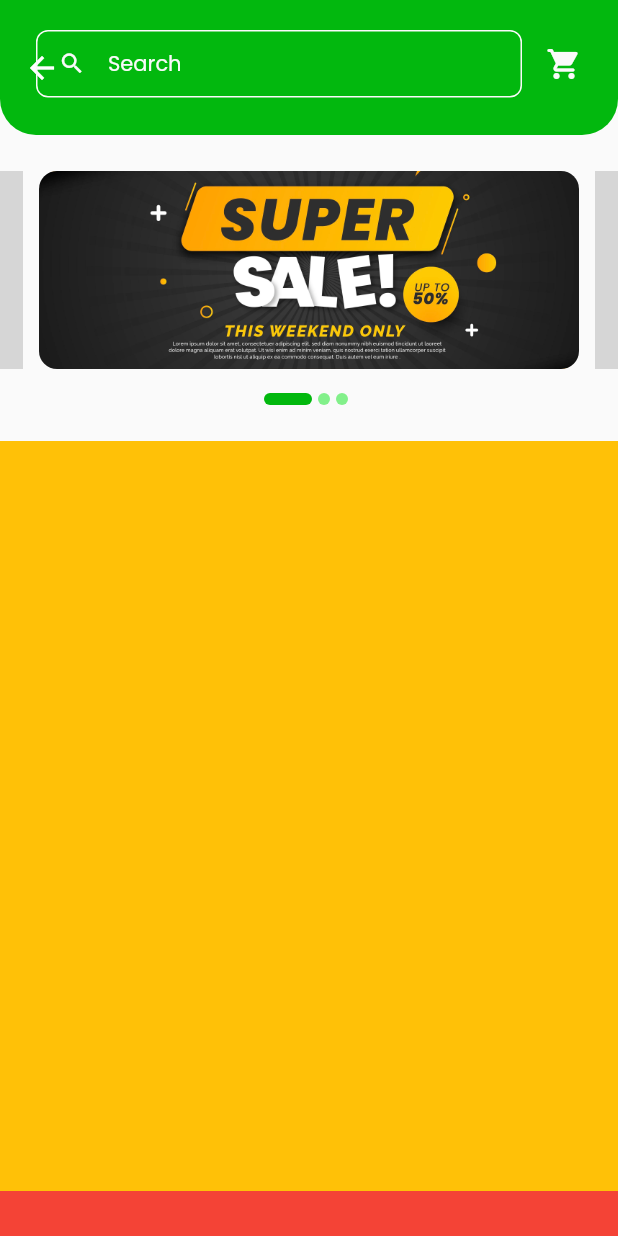
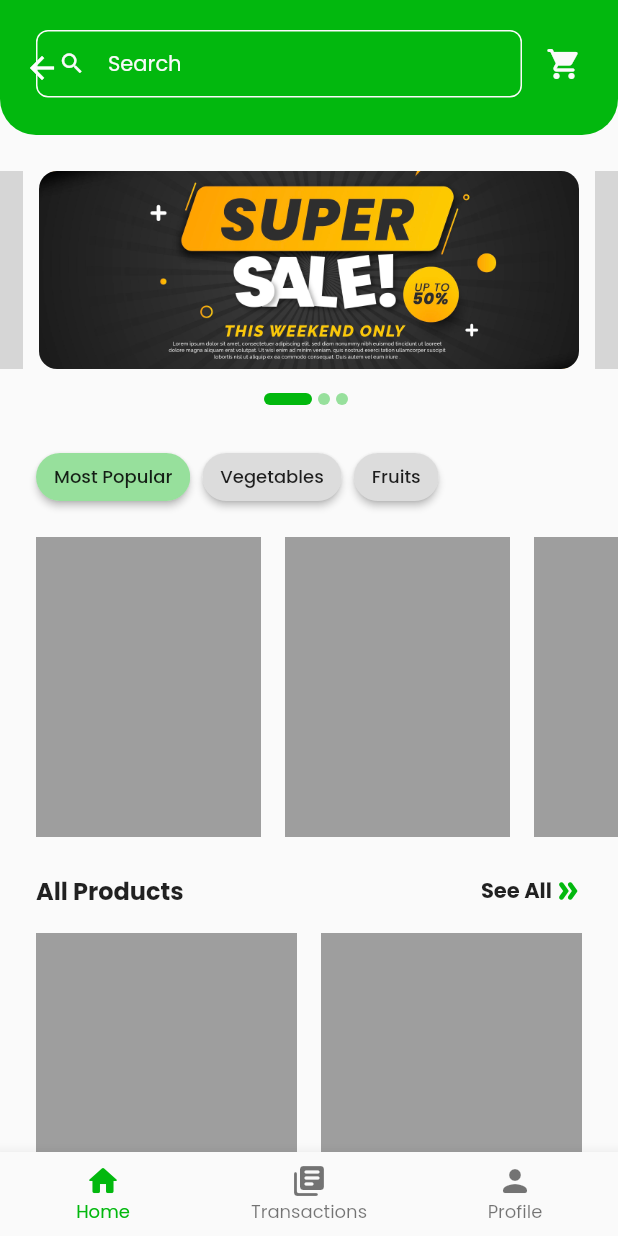
Before and after one commit to stanleymesa/segarbox_flutter, a Flutter app: the HomeView screen opened by its route, on a phone screen of 412 x 824 dp. Run offline on Flutter 3.47's test engine with Material 2 defaults, Android fonts, the phone set to English and light mode, and no system bars; our stand-ins replace get, google_fonts, lottie; grey boxes are pictures that could not be loaded.

Commit message:
Home Page 1.0

```diff
--- a/lib/app/modules/home/bindings/home_binding.dart
+++ b/lib/app/modules/home/bindings/home_binding.dart
@@ -1,4 +1,5 @@
 import 'package:get/get.dart';
+import 'package:segarbox_flutter/app/modules/home/controllers/transactions_controller.dart';
 
 import '../controllers/home_controller.dart';
 
@@ -8,5 +9,8 @@ class HomeBinding extends Bindings {
     Get.lazyPut<HomeController>(
       () => HomeController(),
     );
+    Get.lazyPut<TransactionsController>(
+      () => TransactionsController(),
+    );
   }
 }
--- a/lib/app/modules/home/controllers/home_controller.dart
+++ b/lib/app/modules/home/controllers/home_controller.dart
@@ -4,14 +4,24 @@ import 'package:segarbox_flutter/theme/theme.dart';
 import 'package:segarbox_flutter/utils/const.dart';
 
 class HomeController extends GetxController {
+  // Fading AppBar
   final ScrollController scrollC = ScrollController();
   final ratio = 0.0.obs;
+
+  // Carousel
   final List<String> carouselImages = [
     'assets/image/promo1.jpg',
     'assets/image/promo2.jpg',
     'assets/image/promo3.jpg',
   ];
   final carouselIndex = 0.obs;
+
+  // Chips
+  final List<String> chips = ['Most Popular', 'Vegetables', 'Fruits'];
+  final chipsIndex = 0.obs;
+
+  // Navigation Bar
+  final currentNavPage = 0.obs;
 
   @override
   void onInit() {
--- /dev/null
+++ b/lib/app/modules/home/controllers/profile_controller.dart
@@ -0,0 +1,22 @@
+import 'package:flutter/material.dart';
+import 'package:get/get.dart';
+
+class ProfileController extends GetxController {
+  @override
+  void onInit() {
+    // TODO: implement onInit
+    super.onInit();
+  }
+
+  @override
+  void onReady() {
+    // TODO: implement onReady
+    super.onReady();
+  }
+
+  @override
+  void onClose() {
+    // TODO: implement onClose
+    super.onClose();
+  }
+}
--- /dev/null
+++ b/lib/app/modules/home/controllers/transactions_controller.dart
@@ -0,0 +1,22 @@
+import 'package:flutter/material.dart';
+import 'package:get/get.dart';
+
+class TransactionsController extends GetxController {
+  @override
+  void onInit() {
+    // TODO: implement onInit
+    super.onInit();
+  }
+
+  @override
+  void onReady() {
+    // TODO: implement onReady
+    super.onReady();
+  }
+
+  @override
+  void onClose() {
+    // TODO: implement onClose
+    super.onClose();
+  }
+}
--- a/lib/app/modules/home/views/home_view.dart
+++ b/lib/app/modules/home/views/home_view.dart
@@ -2,6 +2,8 @@ import 'package:carousel_slider/carousel_slider.dart';
 import 'package:flutter/material.dart';
 
 import 'package:get/get.dart';
+import 'package:segarbox_flutter/app/modules/home/views/profile_view.dart';
+import 'package:segarbox_flutter/app/modules/home/views/transactions_view.dart';
 import 'package:segarbox_flutter/theme/theme.dart';
 import 'package:segarbox_flutter/utils/const.dart';
 
@@ -12,7 +14,52 @@ class HomeView extends GetView<HomeController> {
   Widget build(BuildContext context) {
     return Scaffold(
       body: SafeArea(
-        child: Stack(
+        child: Obx(
+          () => <Widget>[
+            HomePage(controller: controller),
+            TransactionsPage(),
+            ProfilePage(),
+          ].elementAt(controller.currentNavPage.value),
+        ),
+      ),
+      bottomNavigationBar: Obx(
+        () => BottomNavigationBar(
+          items: [
+            BottomNavigationBarItem(
+              icon: Icon(Icons.home_rounded),
+              label: 'Home',
+            ),
+            BottomNavigationBarItem(
+              icon: Icon(Icons.library_books_rounded),
+              label: 'Transactions',
+            ),
+            BottomNavigationBarItem(
+              icon: Icon(Icons.person_rounded),
+              label: 'Profile',
+            ),
+          ],
+          selectedLabelStyle: normalDark.copyWith(fontSize: 12),
+          unselectedLabelStyle: normalDark.copyWith(fontSize: 12),
+          selectedItemColor: green,
+          currentIndex: controller.currentNavPage.value,
+          onTap: (index) => controller.currentNavPage.value = index,
+        ),
+      ),
+    );
+  }
+}
+
+class HomePage extends StatelessWidget {
+  const HomePage({
+    Key? key,
+    required this.controller,
+  }) : super(key: key);
+
+  final HomeController controller;
+
+  @override
+  Widget build(BuildContext context) {
+    return Stack(
       children: [
         NestedScrollView(
           controller: controller.scrollC,
@@ -32,19 +79,161 @@ class HomeView extends GetView<HomeController> {
               SizedBox(
                 height: 24,
               ),
-                  Container(
-                    height: 500,
-                    color: Colors.amber,
+              MainChips(controller: controller),
+              SizedBox(
+                height: 16,
               ),
-                  Container(
-                    height: 500,
-                    color: Colors.red,
+              HorizontalListView1(),
+              SizedBox(
+                height: 24,
               ),
+              AllProductsTitle(),
+              SizedBox(
+                height: 16,
+              ),
+              GridView1(),
+              SizedBox(
+                height: 64,
+              )
             ],
           ),
         ),
         MainAppBar(controller: controller),
       ],
+    );
+  }
+}
+
+class GridView1 extends StatelessWidget {
+  const GridView1({
+    Key? key,
+  }) : super(key: key);
+
+  @override
+  Widget build(BuildContext context) {
+    return Padding(
+      padding: const EdgeInsets.symmetric(horizontal: 24),
+      child: GridView.builder(
+        itemCount: 10,
+        shrinkWrap: true,
+        primary: false,
+        gridDelegate: SliverGridDelegateWithFixedCrossAxisCount(
+            crossAxisCount: 2, mainAxisSpacing: 16, crossAxisSpacing: 16),
+        itemBuilder: (context, index) => Container(
+          height: 200,
+          color: Colors.grey,
+        ),
+      ),
+    );
+  }
+}
+
+class AllProductsTitle extends StatelessWidget {
+  const AllProductsTitle({
+    Key? key,
+  }) : super(key: key);
+
+  @override
+  Widget build(BuildContext context) {
+    return Padding(
+      padding: const EdgeInsets.symmetric(horizontal: 24),
+      child: Row(
+        mainAxisAlignment: MainAxisAlignment.spaceBetween,
+        children: [
+          Text(
+            'All Products',
+            style: title,
+          ),
+          Row(
+            children: [
+              Text(
+                'See All',
+                style: normalBold,
+              ),
+              Icon(
+                Icons.double_arrow_rounded,
+                color: green,
+                size: 20,
+              ),
+            ],
+          ),
+        ],
+      ),
+    );
+  }
+}
+
+class HorizontalListView1 extends StatelessWidget {
+  const HorizontalListView1({
+    Key? key,
+  }) : super(key: key);
+
+  @override
+  Widget build(BuildContext context) {
+    return SizedBox(
+      height: 200,
+      child: ListView.separated(
+          padding: EdgeInsets.symmetric(horizontal: 24),
+          scrollDirection: Axis.horizontal,
+          itemBuilder: (context, index) => (index != 10)
+              ? Container(
+                  width: 150,
+                  color: Colors.grey,
+                )
+              : Row(
+                  mainAxisAlignment: MainAxisAlignment.center,
+                  children: [
+                    Text(
+                      'See All',
+                      style: normalBold,
+                    ),
+                    Icon(
+                      Icons.double_arrow_rounded,
+                      color: green,
+                      size: 20,
+                    )
+                  ],
+                ),
+          separatorBuilder: (context, index) => SizedBox(
+                width: 16,
+              ),
+          itemCount: 10 + 1),
+    );
+  }
+}
+
+class MainChips extends StatelessWidget {
+  const MainChips({
+    Key? key,
+    required this.controller,
+  }) : super(key: key);
+
+  final HomeController controller;
+
+  @override
+  Widget build(BuildContext context) {
+    return Padding(
+      padding: const EdgeInsets.symmetric(horizontal: 24),
+      child: Wrap(
+        children: List.generate(
+          controller.chips.length,
+          (index) => Obx(
+            () => Padding(
+              padding: const EdgeInsets.only(right: 8),
+              child: ChoiceChip(
+                selectedColor: green.withOpacity(0.4),
+                elevation: 2,
+                label: Text(
+                  controller.chips[index],
+                  style: normalDark.copyWith(fontSize: 12),
+                ),
+                selected: (controller.chipsIndex.value == index) ? true : false,
+                onSelected: (isSelected) {
+                  if (isSelected) controller.chipsIndex.value = index;
+                },
+              ),
+            ),
+          ),
         ),
       ),
     );
@@ -72,8 +261,9 @@ class CarouselIndicator extends StatelessWidget {
             width: (controller.carouselIndex.value == index) ? 32 : 8,
             height: 8,
             decoration: BoxDecoration(
-              color:
-                  (controller.carouselIndex.value == index) ? green : softGreen,
+              color: (controller.carouselIndex.value == index)
+                  ? green
+                  : green.withOpacity(0.4),
               borderRadius: BorderRadius.all(Radius.circular(8)),
             ),
           ),
--- /dev/null
+++ b/lib/app/modules/home/views/profile_view.dart
@@ -0,0 +1,10 @@
+import 'package:flutter/material.dart';
+import 'package:get/get.dart';
+import 'package:segarbox_flutter/app/modules/home/controllers/profile_controller.dart';
+
+class ProfilePage extends GetView<ProfileController> {
+  @override
+  Widget build(BuildContext context) {
+    return Text('Profile');
+  }
+}
--- /dev/null
+++ b/lib/app/modules/home/views/transactions_view.dart
@@ -0,0 +1,10 @@
+import 'package:flutter/material.dart';
+import 'package:get/get.dart';
+import 'package:segarbox_flutter/app/modules/home/controllers/transactions_controller.dart';
+
+class TransactionsPage extends GetView<TransactionsController> {
+  @override
+  Widget build(BuildContext context) {
+    return Text('TRANSACTIONS');
+  }
+}
--- a/lib/theme/theme.dart
+++ b/lib/theme/theme.dart
@@ -3,7 +3,6 @@ import 'package:google_fonts/google_fonts.dart';
 import 'package:flutter/material.dart';
 
 Color green = Color(0XFF02B80E);
-Color softGreen = Color.fromARGB(255, 130, 240, 138);
 Color defaultWhite = Color(0XFFFAFAFA);
 Color black = Colors.black87;
 
--- a/pubspec.yaml
+++ b/pubspec.yaml
@@ -12,7 +12,6 @@ dependencies:
     sdk: flutter
   lottie: ^1.4.3
   google_fonts: ^3.0.1
-  colorful_safe_area: ^0.3.0
   carousel_slider: ^4.1.1
 
 dev_dependencies:
```
Also changed, not shown: pubspec.lock. Lines whose indentation alone changed are shown as unchanged.
